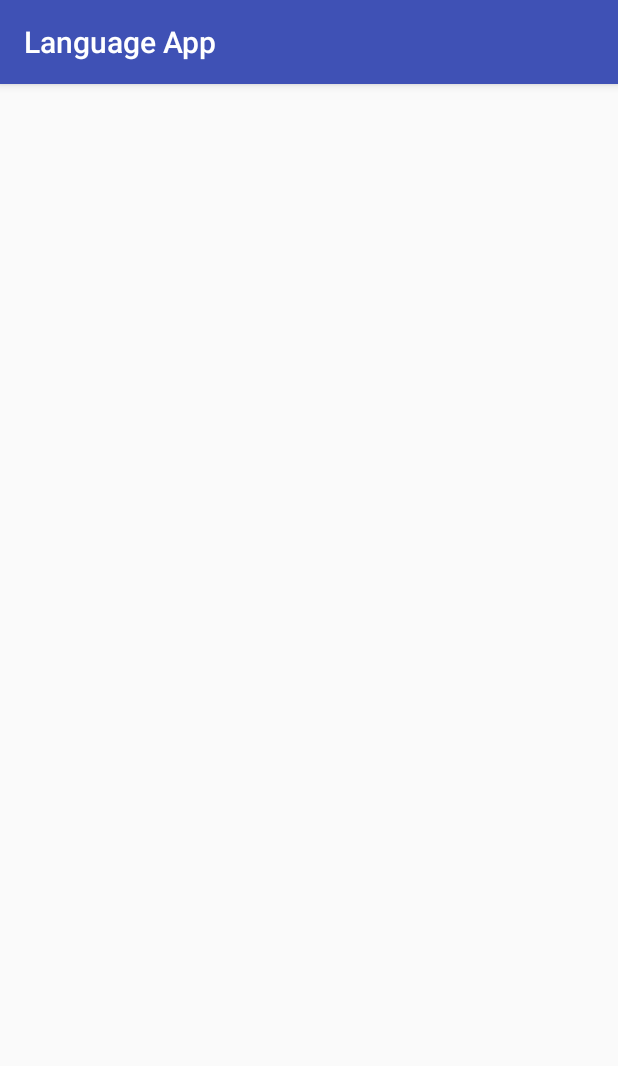
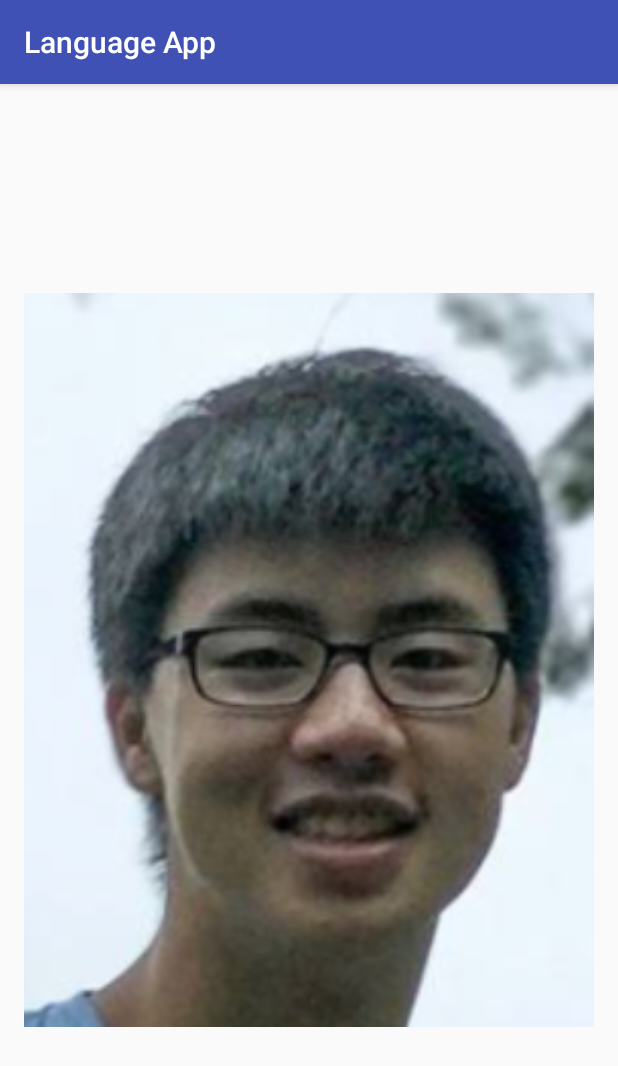
Before and after one commit to E-Chee/Chinglish, an Android app: the LessonsActivity screen opened directly, with no data from a screen before it, after a tap on an icon or button, on a phone screen of 412 x 824 dp. Shown: the top 1066 px of the screen. Run offline under Robolectric (Android 15) with nearby library versions, the light colour scheme and no system bars.

Commit message:
finished homescreen fragement transitions

```diff
--- a/app/src/main/AndroidManifest.xml
+++ b/app/src/main/AndroidManifest.xml
@@ -20,7 +20,7 @@
             </intent-filter>
         </activity>
         <activity android:name=".LessonsActivity" />
-        <activity android:name=".GreetingsActivity"></activity>
+        <activity android:name=".GreetingsLesson"></activity>
     </application>
 
 </manifest>
--- a/app/src/main/java/com/example/evan/languageapp/GreetingsActivity.java
+++ /dev/null
@@ -1,13 +0,0 @@
-package com.example.evan.languageapp;
-
-import android.support.v7.app.AppCompatActivity;
-import android.os.Bundle;
-
-public class GreetingsActivity extends AppCompatActivity {
-
-    @Override
-    protected void onCreate(Bundle savedInstanceState) {
-        super.onCreate(savedInstanceState);
-        setContentView(R.layout.activity_greetings);
-    }
-}
--- /dev/null
+++ b/app/src/main/java/com/example/evan/languageapp/GreetingsLesson.java
@@ -0,0 +1,58 @@
+package com.example.evan.languageapp;
+
+import android.animation.AnimatorInflater;
+import android.animation.AnimatorSet;
+import android.os.Bundle;
+import android.support.v7.app.AppCompatActivity;
+import android.view.View;
+
+public class GreetingsLesson extends AppCompatActivity {
+    private AnimatorSet cardIn, cardOut;
+    private Boolean mIsBackVisible=false;
+    private View front, back;
+
+    @Override
+    protected void onCreate(Bundle savedInstanceState) {
+        super.onCreate(savedInstanceState);
+        setContentView(R.layout.activity_greetings);
+        findViews();
+        loadAnimations();
+        changeCameraDistance();
+
+    }
+
+    private void changeCameraDistance() {
+        //so that when flipped the cards still fit in the screen
+        int distance = 8000;
+        float scale = getResources().getDisplayMetrics().density * distance;
+        front.setCameraDistance(scale);
+        back.setCameraDistance(scale);
+
+    }
+
+    private void loadAnimations() {
+        cardIn= (AnimatorSet) AnimatorInflater.loadAnimator(this, R.animator.animation);
+        cardOut = (AnimatorSet) AnimatorInflater.loadAnimator(this, R.animator.backanimation);
+    }
+
+    private void findViews() {
+        back= findViewById(R.id.card_back);
+        front = findViewById(R.id.card_front);
+    }
+
+    public void flipCard(View view) {
+        if (!mIsBackVisible) {
+            cardIn.setTarget(front);
+            cardOut.setTarget(back);
+            cardIn.start();
+            cardOut.start();
+            mIsBackVisible = true;
+        } else {
+            cardIn.setTarget(back);
+            cardOut.setTarget(front);
+            cardIn.start();
+            cardOut.start();
+            mIsBackVisible = false;
+        }
+    }
+}
--- a/app/src/main/java/com/example/evan/languageapp/LessonSelectFragment.java
+++ b/app/src/main/java/com/example/evan/languageapp/LessonSelectFragment.java
@@ -1,8 +1,8 @@
 package com.example.evan.languageapp;
 
-import android.support.v4.app.Fragment;
 import android.os.Bundle;
 import android.support.annotation.Nullable;
+import android.support.v4.app.Fragment;
 import android.view.LayoutInflater;
 import android.view.View;
 import android.view.ViewGroup;
@@ -17,6 +17,7 @@ public class LessonSelectFragment extends Fragment {
         super.onViewCreated(view, savedInstanceState);
 
         getActivity().setTitle("Lesson Selection");
+
     }
 
     @Nullable
@@ -24,4 +25,7 @@ public class LessonSelectFragment extends Fragment {
     public View onCreateView(LayoutInflater inflater, @Nullable ViewGroup container, Bundle savedInstanceState) {
         return inflater.inflate(R.layout.fragment_lesson_select_screen, container, false);
     }
+
+
+
 }
--- a/app/src/main/java/com/example/evan/languageapp/LessonsActivity.java
+++ b/app/src/main/java/com/example/evan/languageapp/LessonsActivity.java
@@ -36,7 +36,7 @@ public class LessonsActivity extends AppCompatActivity {
         greeting_button.setOnClickListener(new View.OnClickListener() {
             @Override
             public void onClick(View view) {
-                Intent i = new Intent(LessonsActivity.this, GreetingsActivity.class);
+                Intent i = new Intent(LessonsActivity.this, GreetingsLesson.class);
                 startActivity(i);
             }
         });
--- /dev/null
+++ b/app/src/main/res/animator/animation.xml
@@ -0,0 +1,24 @@
+<?xml version="1.0" encoding="utf-8"?>
+<set xmlns:android="http://schemas.android.com/apk/res/android">
+
+    <objectAnimator
+        android:valueFrom="1.0"
+        android:valueTo="0.0"
+        android:propertyName="alpha"
+        android:duration="0" />
+
+
+    <objectAnimator
+        android:valueFrom="-180"
+        android:valueTo="0"
+        android:propertyName="rotationY"
+        android:repeatMode="reverse"
+        android:duration="@integer/anim_length" />
+
+    <objectAnimator
+        android:valueFrom="0.0"
+        android:valueTo="1.0"
+        android:propertyName="alpha"
+        android:startOffset="@integer/anim_length_half"
+        android:duration="0" />
+</set>
--- /dev/null
+++ b/app/src/main/res/animator/backanimation.xml
@@ -0,0 +1,15 @@
+<?xml version="1.0" encoding="utf-8"?>
+<set xmlns:android="http://schemas.android.com/apk/res/android">
+    <objectAnimator
+        android:valueFrom="0"
+        android:valueTo="180"
+        android:propertyName="rotationY"
+        android:duration="@integer/anim_length" />
+
+    <objectAnimator
+        android:valueFrom="1.0"
+        android:valueTo="0.0"
+        android:propertyName="alpha"
+        android:startOffset="@integer/anim_length_half"
+        android:duration="0" />
+</set>
--- /dev/null
+++ b/app/src/main/res/animator/in_animation.xml
@@ -0,0 +1,4 @@
+<?xml version="1.0" encoding="utf-8"?>
+<set xmlns:android="http://schemas.android.com/apk/res/android">
+
+</set>
--- a/app/src/main/res/layout/activity_greetings.xml
+++ b/app/src/main/res/layout/activity_greetings.xml
@@ -1,9 +1,29 @@
 <?xml version="1.0" encoding="utf-8"?>
-<android.support.constraint.ConstraintLayout xmlns:android="http://schemas.android.com/apk/res/android"
-    xmlns:app="http://schemas.android.com/apk/res-auto"
+<FrameLayout xmlns:android="http://schemas.android.com/apk/res/android"
     xmlns:tools="http://schemas.android.com/tools"
     android:layout_width="match_parent"
     android:layout_height="match_parent"
-    tools:context="com.example.evan.languageapp.GreetingsActivity">
+    tools:context="com.example.evan.languageapp.GreetingsLesson"
+    android:onClick="flipCard">
 
-</android.support.constraint.ConstraintLayout>
+
+    <FrameLayout
+        android:id="@+id/card_back"
+        android:layout_width="match_parent"
+        android:layout_height="match_parent">
+        <include layout="@layout/card_back" />
+
+
+    </FrameLayout>
+
+    <FrameLayout
+        android:id="@+id/card_front"
+        android:layout_width="match_parent"
+        android:layout_height="match_parent"
+        android:gravity="center">
+        <include layout="@layout/card_front" />
+
+    </FrameLayout>
+
+
+</FrameLayout>
--- /dev/null
+++ b/app/src/main/res/layout/card_back.xml
@@ -0,0 +1,20 @@
+<?xml version="1.0" encoding="utf-8"?>
+
+<FrameLayout xmlns:android="http://schemas.android.com/apk/res/android"
+    android:layout_width="match_parent"
+    android:layout_height="match_parent"
+    android:orientation="vertical">
+
+
+
+    <ImageView
+        android:layout_width="match_parent"
+        android:layout_height="match_parent"
+
+        android:padding="16dp"
+        android:src="@drawable/kyle"/>
+
+
+
+
+</FrameLayout>
--- /dev/null
+++ b/app/src/main/res/layout/card_front.xml
@@ -0,0 +1,16 @@
+<?xml version="1.0" encoding="utf-8"?>
+<FrameLayout xmlns:android="http://schemas.android.com/apk/res/android"
+    android:layout_width="match_parent"
+    android:layout_height="match_parent"
+    android:orientation="vertical">
+
+
+
+    <ImageView
+        android:layout_width="match_parent"
+        android:layout_height="match_parent"
+        android:padding="16dp"
+        android:src="@drawable/evan"
+         />
+
+</FrameLayout>
--- a/app/src/main/res/values/strings.xml
+++ b/app/src/main/res/values/strings.xml
@@ -6,4 +6,7 @@
     <string name="navigation_drawer_close">Close navigation drawer</string>
 
     <string name="action_settings">Settings</string>
+    <integer name="swing_anim_time">750</integer>
+    <integer name="anim_length">1000</integer>
+    <integer name="anim_length_half">500</integer>
 </resources>
```
Also changed, not shown: app/src/main/java/com/example/evan/languageapp/HomeScreenActivity.java (+4 -5 lines), app/src/main/java/com/example/evan/languageapp/HomeScreenFragment.java (+35 -18 lines), app/src/main/res/animator/swing_up_left.xml (added, +19 -0 lines), app/src/main/res/animator/swing_up_right.xml (added, +21 -0 lines), app/src/main/res/drawable-v21/evan.png (added), app/src/main/res/drawable-v21/kyle.png (added).
